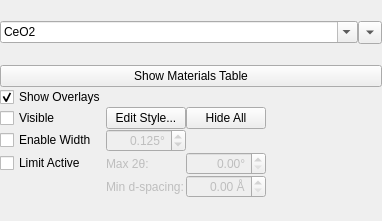
HEXRD/hexrdgui, file hexrd/ui/resources/ui/materials_panel.ui: the form before one commit.
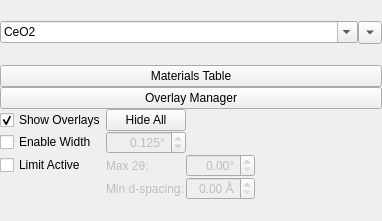
The form after the commit.

Commit message: Add new overlay manager

Diff of the .ui file:
```diff
--- a/hexrd/ui/resources/ui/materials_panel.ui
+++ b/hexrd/ui/resources/ui/materials_panel.ui
@@ -110,7 +110,7 @@
    </item>
    <item>
     <layout class="QGridLayout" name="gridLayout">
-     <item row="4" column="0">
+     <item row="5" column="0">
       <widget class="QCheckBox" name="limit_active">
        <property name="toolTip">
         <string>&lt;html&gt;&lt;head/&gt;&lt;body&gt;&lt;p&gt;Limit the allowed HKLs with the max 2θ or the minimum d spacing.&lt;/p&gt;&lt;/body&gt;&lt;/html&gt;</string>
@@ -120,17 +120,20 @@
        </property>
       </widget>
      </item>
-     <item row="5" column="1">
-      <widget class="QLabel" name="min_d_spacing_label">
-       <property name="enabled">
-        <bool>false</bool>
+     <item row="5" column="3">
+      <spacer name="horizontalSpacer_2">
+       <property name="orientation">
+        <enum>Qt::Horizontal</enum>
        </property>
-       <property name="text">
-        <string>Min d-spacing:</string>
+       <property name="sizeHint" stdset="0">
+        <size>
+         <width>40</width>
+         <height>20</height>
+        </size>
        </property>
-      </widget>
+      </spacer>
      </item>
-     <item row="3" column="0">
+     <item row="4" column="0">
       <widget class="QCheckBox" name="enable_width">
        <property name="toolTip">
         <string>&lt;html&gt;&lt;head/&gt;&lt;body&gt;&lt;p&gt;Enable 2θ width for the currently selected material.&lt;/p&gt;&lt;/body&gt;&lt;/html&gt;</string>
@@ -140,7 +143,7 @@
        </property>
       </widget>
      </item>
-     <item row="3" column="1">
+     <item row="4" column="1">
       <widget class="QDoubleSpinBox" name="tth_width">
        <property name="enabled">
         <bool>false</bool>
@@ -177,27 +180,62 @@
        </property>
       </widget>
      </item>
-     <item row="2" column="0">
-      <widget class="QCheckBox" name="material_visible">
-       <property name="toolTip">
-        <string>&lt;html&gt;&lt;head/&gt;&lt;body&gt;&lt;p&gt;Make the currently selected material visible&lt;/p&gt;&lt;/body&gt;&lt;/html&gt;</string>
-       </property>
-       <property name="text">
-        <string>Visible</string>
-       </property>
-      </widget>
-     </item>
      <item row="2" column="1">
-      <widget class="QPushButton" name="edit_style_button">
+      <widget class="QPushButton" name="hide_all">
        <property name="toolTip">
         <string>&lt;html&gt;&lt;head/&gt;&lt;body&gt;&lt;p&gt;Edit the overlay styles of the currently selected material&lt;/p&gt;&lt;/body&gt;&lt;/html&gt;</string>
        </property>
        <property name="text">
-        <string>Edit Style...</string>
+        <string>Hide All</string>
+       </property>
+      </widget>
+     </item>
+     <item row="4" column="2" colspan="2">
+      <spacer name="horizontalSpacer">
+       <property name="orientation">
+        <enum>Qt::Horizontal</enum>
+       </property>
+       <property name="sizeHint" stdset="0">
+        <size>
+         <width>40</width>
+         <height>20</height>
+        </size>
+       </property>
+      </spacer>
+     </item>
+     <item row="6" column="1">
+      <widget class="QLabel" name="min_d_spacing_label">
+       <property name="enabled">
+        <bool>false</bool>
+       </property>
+       <property name="text">
+        <string>Min d-spacing:</string>
        </property>
       </widget>
      </item>
      <item row="5" column="2">
+      <widget class="QDoubleSpinBox" name="max_tth">
+       <property name="enabled">
+        <bool>false</bool>
+       </property>
+       <property name="toolTip">
+        <string>&lt;html&gt;&lt;head/&gt;&lt;body&gt;&lt;p&gt;The max 2θ for the HKLs.&lt;/p&gt;&lt;/body&gt;&lt;/html&gt;</string>
+       </property>
+       <property name="alignment">
+        <set>Qt::AlignRight|Qt::AlignTrailing|Qt::AlignVCenter</set>
+       </property>
+       <property name="keyboardTracking">
+        <bool>false</bool>
+       </property>
+       <property name="suffix">
+        <string>°</string>
+       </property>
+       <property name="singleStep">
+        <double>0.100000000000000</double>
+       </property>
+      </widget>
+     </item>
+     <item row="6" column="2">
       <widget class="QDoubleSpinBox" name="min_d_spacing">
        <property name="enabled">
         <bool>false</bool>
@@ -219,7 +257,7 @@
        </property>
       </widget>
      </item>
-     <item row="4" column="1">
+     <item row="5" column="1">
       <widget class="QLabel" name="max_tth_label">
        <property name="enabled">
         <bool>false</bool>
@@ -229,55 +267,14 @@
        </property>
       </widget>
      </item>
-     <item row="4" column="2">
-      <widget class="QDoubleSpinBox" name="max_tth">
-       <property name="enabled">
-        <bool>false</bool>
-       </property>
-       <property name="toolTip">
-        <string>&lt;html&gt;&lt;head/&gt;&lt;body&gt;&lt;p&gt;The max 2θ for the HKLs.&lt;/p&gt;&lt;/body&gt;&lt;/html&gt;</string>
-       </property>
-       <property name="alignment">
-        <set>Qt::AlignRight|Qt::AlignTrailing|Qt::AlignVCenter</set>
-       </property>
-       <property name="keyboardTracking">
-        <bool>false</bool>
-       </property>
-       <property name="suffix">
-        <string>°</string>
-       </property>
-       <property name="singleStep">
-        <double>0.100000000000000</double>
+     <item row="0" column="0" colspan="4">
+      <widget class="QPushButton" name="show_materials_table">
+       <property name="text">
+        <string>Materials Table</string>
        </property>
       </widget>
      </item>
-     <item row="4" column="3">
-      <spacer name="horizontalSpacer_2">
-       <property name="orientation">
-        <enum>Qt::Horizontal</enum>
-       </property>
-       <property name="sizeHint" stdset="0">
-        <size>
-         <width>40</width>
-         <height>20</height>
-        </size>
-       </property>
-      </spacer>
-     </item>
-     <item row="3" column="2" colspan="2">
-      <spacer name="horizontalSpacer">
-       <property name="orientation">
-        <enum>Qt::Horizontal</enum>
-       </property>
-       <property name="sizeHint" stdset="0">
-        <size>
-         <width>40</width>
-         <height>20</height>
-        </size>
-       </property>
-      </spacer>
-     </item>
-     <item row="5" column="3">
+     <item row="6" column="3">
       <spacer name="horizontalSpacer_3">
        <property name="orientation">
         <enum>Qt::Horizontal</enum>
@@ -290,17 +287,7 @@
        </property>
       </spacer>
      </item>
-     <item row="2" column="2">
-      <widget class="QPushButton" name="hide_all">
-       <property name="toolTip">
-        <string>&lt;html&gt;&lt;head/&gt;&lt;body&gt;&lt;p&gt;Hide all material overlays&lt;/p&gt;&lt;/body&gt;&lt;/html&gt;</string>
-       </property>
-       <property name="text">
-        <string>Hide All</string>
-       </property>
-      </widget>
-     </item>
-     <item row="1" column="0">
+     <item row="2" column="0">
       <widget class="QCheckBox" name="show_overlays">
        <property name="toolTip">
         <string>&lt;html&gt;&lt;head/&gt;&lt;body&gt;&lt;p&gt;Display overlays in the canvas for each material&lt;/p&gt;&lt;/body&gt;&lt;/html&gt;</string>
@@ -313,10 +300,10 @@
        </property>
       </widget>
      </item>
-     <item row="0" column="0" colspan="4">
-      <widget class="QPushButton" name="show_materials_table">
+     <item row="1" column="0" colspan="4">
+      <widget class="QPushButton" name="show_overlay_manager">
        <property name="text">
-        <string>Show Materials Table</string>
+        <string>Overlay Manager</string>
        </property>
       </widget>
      </item>
```
Left out of the diff: 5 changed lines with no effect on the pictures. The commit also changes 7 other files.
